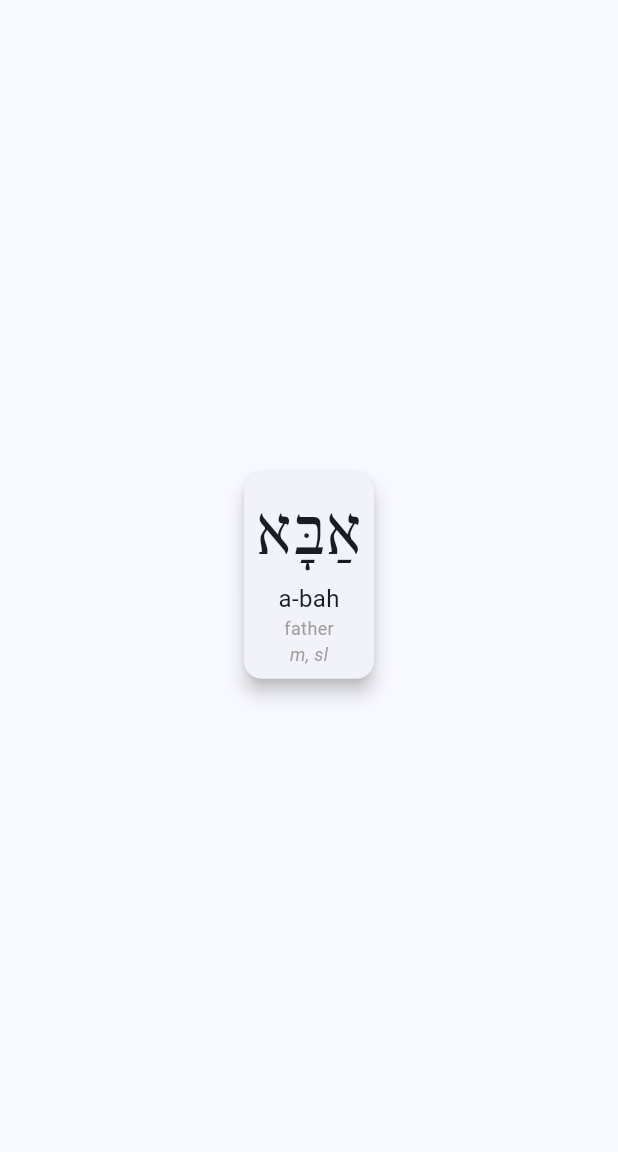
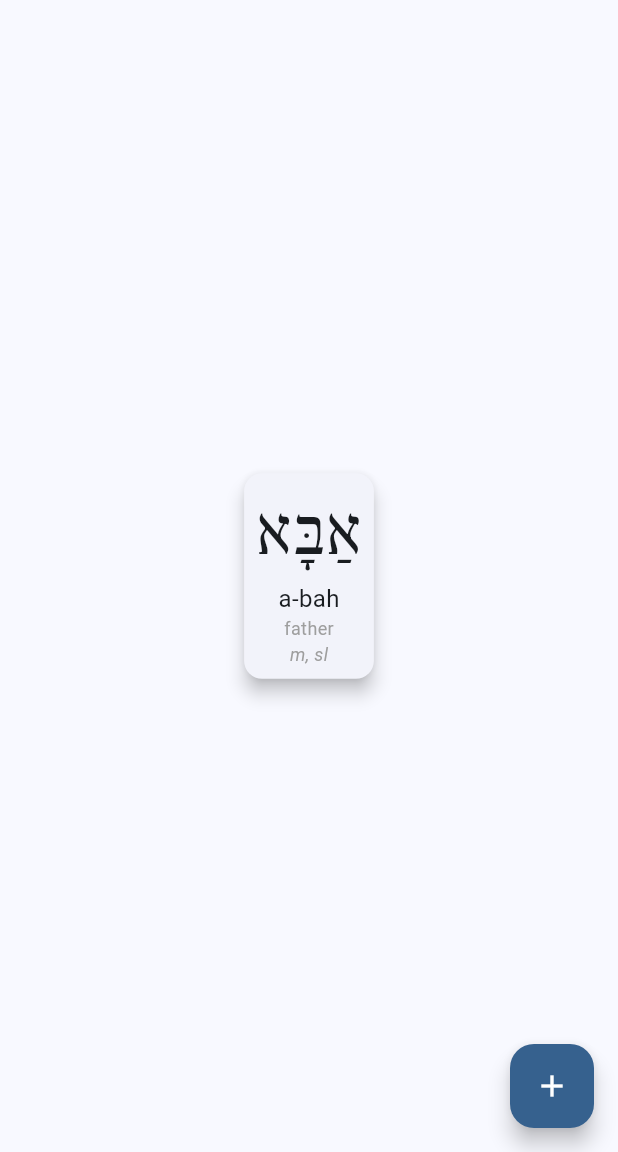
Before and after one commit to koorzenb/flashcard, a Flutter app: the screen it shows after launch, after a tap on "דָבָר", on a phone screen of 412 x 824 dp, the part 84-1236 px from its top. Run offline on Flutter 3.47's test engine with Material 2 defaults, Android fonts, the phone set to English and light mode, and no system bars; our stand-ins replace get_storage.

Commit message:
Added floating action button

```diff
--- a/lib/models/word.dart
+++ b/lib/models/word.dart
@@ -10,6 +10,9 @@ class Word {
 
   static Word getWord() {
     final List<Word> words = [
+      //TODO: save to localStorage.
+      // save only on update/new
+      // Save to GoogleDrive
       Word(hebrew: "אַבָּא", pronunciation: "a-bah", translation: "father", attributes: 'm, sl'),
       Word(hebrew: "אִמָא", pronunciation: 'i-mah', translation: "mother", attributes: 'f, sl'),
       Word(hebrew: "יוֹנָה", pronunciation: "joh-nah", translation: "dove"),
--- a/lib/screens/home_screen.dart
+++ b/lib/screens/home_screen.dart
@@ -31,9 +31,18 @@ class _HomeScreenState extends State<HomeScreen> {
         child: GestureDetector(
           onTap: () => setState(() {
             word = Word.getWord();
-            print(word.translation);
+            debugPrint(word.translation);
           }),
           child: FlashCard(word: word),
+        ),
+      ),
+      floatingActionButton: FloatingActionButton(
+        onPressed: () {},
+        backgroundColor: Theme.of(context).colorScheme.primary,
+        hoverColor: Theme.of(context).colorScheme.inversePrimary,
+        child: const Icon(
+          Icons.add,
+          color: Colors.white,
         ),
       ),
     );
```
